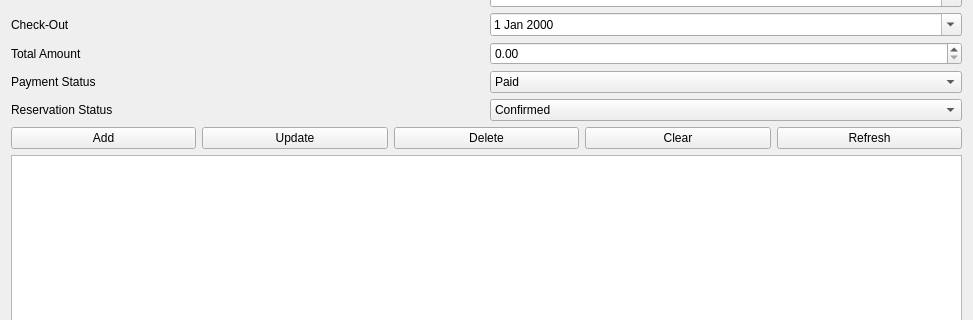
Qt form reservations.ui (WeWeBunnyX/HotelReservationSQL_Application) before a commit; both pictures show x 0 to 973 and y 83 to 403 of the 973 by 753 pixel window.
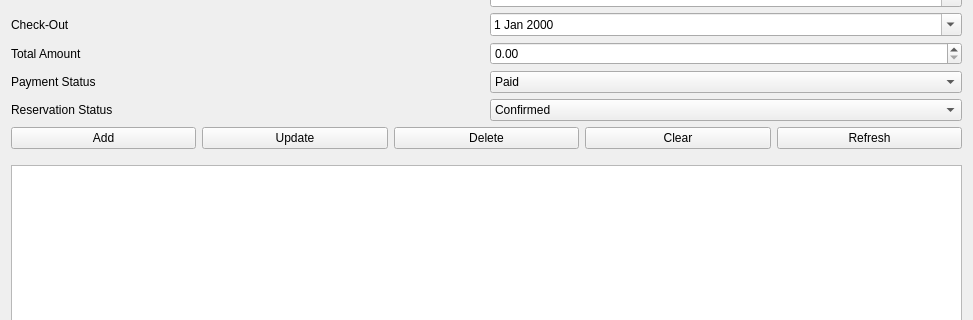
The same form after that commit.

Commit message: Implement Working Query Table for Reservations

```diff
--- a/reservations.ui
+++ b/reservations.ui
@@ -165,7 +165,36 @@
     </layout>
    </item>
    <item>
-    <widget class="QTableView" name="tableViewReservations"/>
+    <spacer name="verticalSpacer">
+     <property name="orientation">
+      <enum>Qt::Orientation::Vertical</enum>
+     </property>
+     <property name="sizeType">
+      <enum>QSizePolicy::Policy::Minimum</enum>
+     </property>
+     <property name="sizeHint" stdset="0">
+      <size>
+       <width>10</width>
+       <height>10</height>
+      </size>
+     </property>
+    </spacer>
+   </item>
+   <item>
+    <widget class="QTableView" name="tableViewReservations">
+     <property name="sizePolicy">
+      <sizepolicy hsizetype="Expanding" vsizetype="Expanding">
+       <horstretch>0</horstretch>
+       <verstretch>0</verstretch>
+      </sizepolicy>
+     </property>
+     <attribute name="horizontalHeaderStretchLastSection">
+      <bool>true</bool>
+     </attribute>
+     <attribute name="verticalHeaderStretchLastSection">
+      <bool>false</bool>
+     </attribute>
+    </widget>
    </item>
   </layout>
  </widget>
```
Left out of the diff: 2 changed lines with no effect on the pictures. The commit also changes 1 other file.
